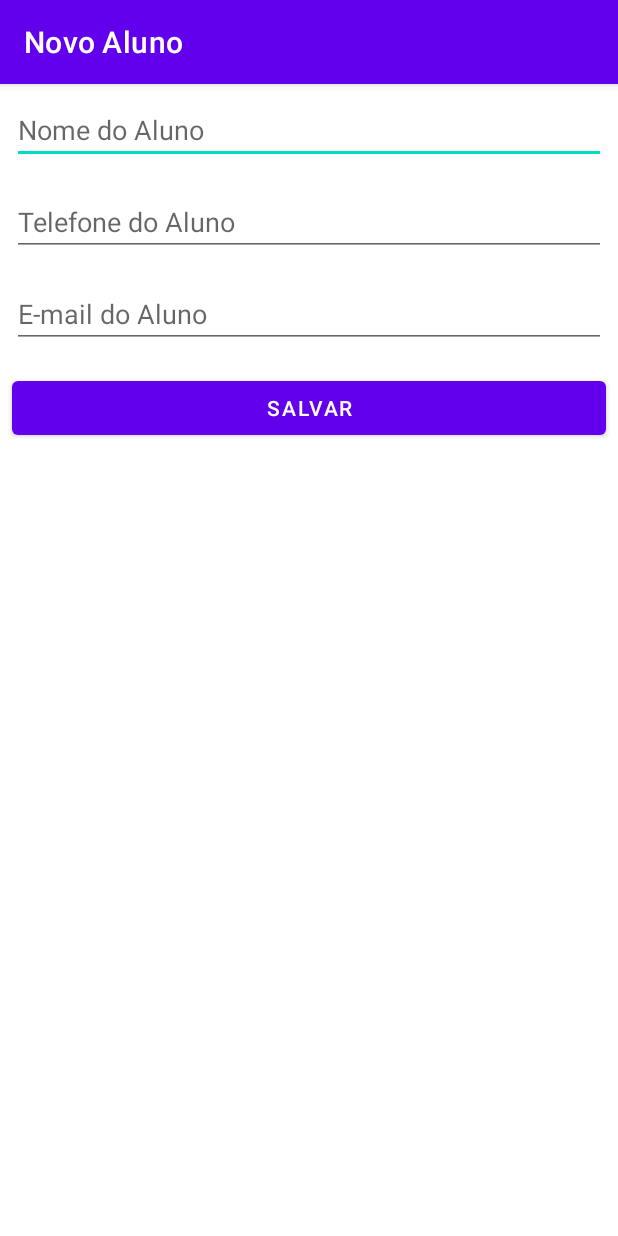
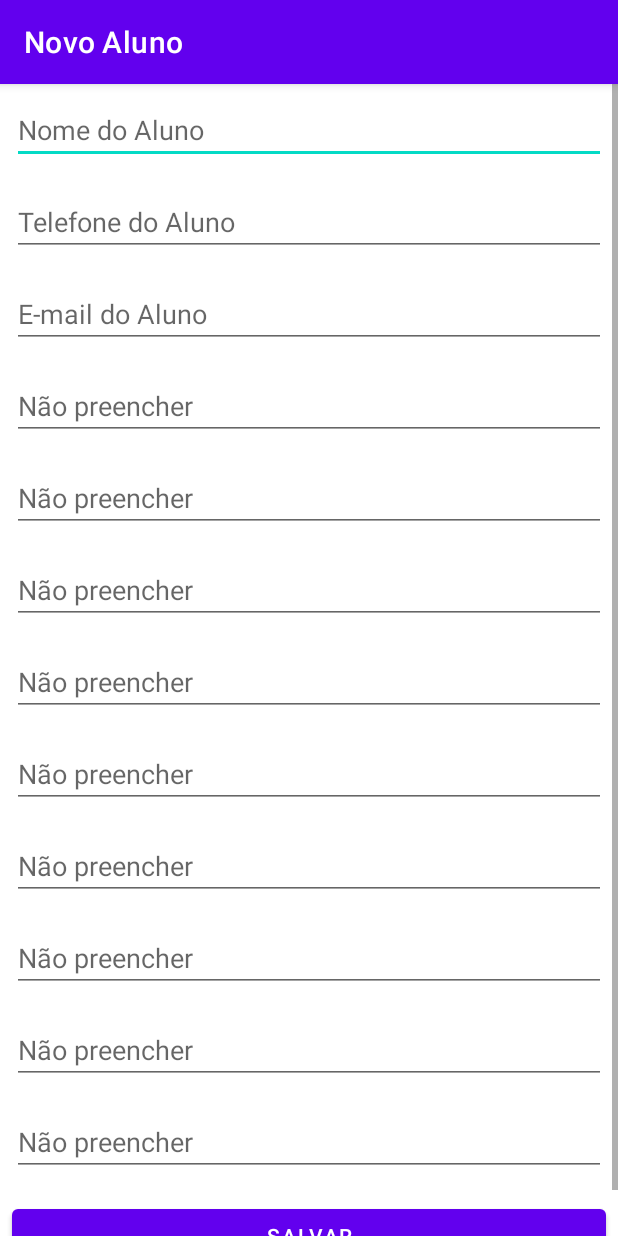
Before and after one commit to glhrme/android-basico-alura, an Android app: the screen it shows after launch (FormularioAlunoActivity), after a tap on "Add", on a phone screen of 412 x 824 dp. Run offline under Robolectric (Android 15) with nearby library versions, the phone set to English and light mode, and no system bars.

Commit message:
aplica ScrollView

```diff
--- a/app/src/main/java/br/com/guisantos/primeiroaplicativoalura/MainActivity.java
+++ b/app/src/main/java/br/com/guisantos/primeiroaplicativoalura/MainActivity.java
@@ -36,7 +36,10 @@ public class MainActivity extends AppCompatActivity {
         setTitle(R.string.title_app_bar_activity_main_activity);
         configuraFabDeNovoAluno();
         configuraLista();
-
+        for(int i = 0; i <= 20; i++) {
+            dao.salva(new Aluno("Guilherme", "", ""));
+            dao.salva(new Aluno("Brenda", "", ""));
+        }
     }
 
     @Override
--- a/app/src/main/res/layout/activity_formulario_aluno.xml
+++ b/app/src/main/res/layout/activity_formulario_aluno.xml
@@ -1,10 +1,14 @@
 <?xml version="1.0" encoding="utf-8"?>
-<LinearLayout xmlns:android="http://schemas.android.com/apk/res/android"
+<ScrollView xmlns:android="http://schemas.android.com/apk/res/android"
     xmlns:app="http://schemas.android.com/apk/res-auto"
+    android:layout_width="match_parent"
+    android:layout_height="wrap_content">
+    <LinearLayout
         android:layout_width="match_parent"
         android:layout_height="match_parent"
         android:orientation="vertical"
     >
+
 
         <EditText
             android:id="@+id/activity_formulario_aluno_nome"
@@ -31,6 +35,84 @@
             android:hint="E-mail do Aluno"
         />
 
+        <EditText
+            android:id="@+id/teste2"
+            android:layout_width="match_parent"
+            android:layout_height="wrap_content"
+            android:layout_margin="8dp"
+            android:inputType="textEmailAddress"
+            android:hint="Não preencher"
+            />
+        <EditText
+            android:id="@+id/teste3"
+            android:layout_width="match_parent"
+            android:layout_height="wrap_content"
+            android:layout_margin="8dp"
+            android:inputType="textEmailAddress"
+            android:hint="Não preencher"
+            />
+        <EditText
+            android:id="@+id/teste4"
+            android:layout_width="match_parent"
+            android:layout_height="wrap_content"
+            android:layout_margin="8dp"
+            android:inputType="textEmailAddress"
+            android:hint="Não preencher"
+            />
+        <EditText
+            android:id="@+id/teste5"
+            android:layout_width="match_parent"
+            android:layout_height="wrap_content"
+            android:layout_margin="8dp"
+            android:inputType="textEmailAddress"
+            android:hint="Não preencher"
+            />
+        <EditText
+            android:id="@+id/teste6"
+            android:layout_width="match_parent"
+            android:layout_height="wrap_content"
+            android:layout_margin="8dp"
+            android:inputType="textEmailAddress"
+            android:hint="Não preencher"
+            />
+        <EditText
+            android:id="@+id/teste7"
+            android:layout_width="match_parent"
+            android:layout_height="wrap_content"
+            android:layout_margin="8dp"
+            android:inputType="textEmailAddress"
+            android:hint="Não preencher"
+        />
+
+        <EditText
+            android:id="@+id/teste8"
+            android:layout_width="match_parent"
+            android:layout_height="wrap_content"
+            android:layout_margin="8dp"
+            android:inputType="textEmailAddress"
+            android:hint="Não preencher"
+        />
+
+        <EditText
+            android:id="@+id/teste9"
+            android:layout_width="match_parent"
+            android:layout_height="wrap_content"
+            android:layout_margin="8dp"
+            android:inputType="textEmailAddress"
+            android:hint="Não preencher"
+            />
+
+        <EditText
+            android:id="@+id/teste10"
+            android:layout_width="match_parent"
+            android:layout_height="wrap_content"
+            android:layout_margin="8dp"
+            android:inputType="textEmailAddress"
+            android:hint="Não preencher"
+            />
+
+
+
         <Button
             android:id="@+id/activity_formulario_aluno_btn_salvar"
             android:layout_width="match_parent"
@@ -42,3 +124,5 @@
         />
 
     </LinearLayout>
+
+</ScrollView>
```
Lines whose indentation alone changed are shown as unchanged.
